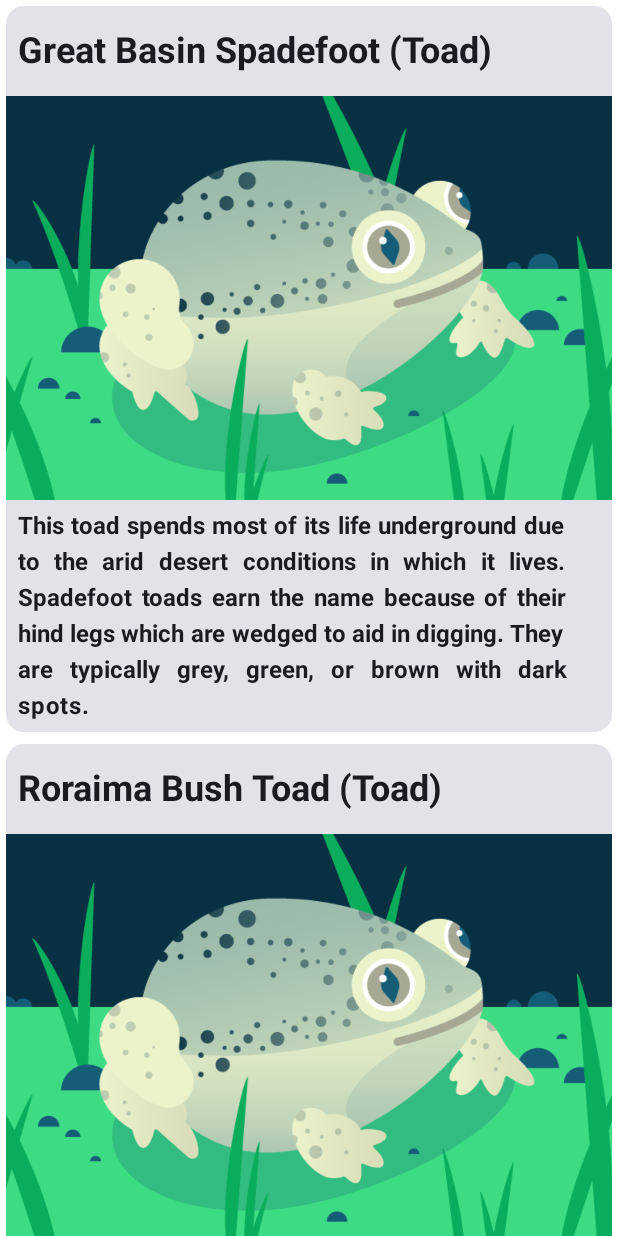
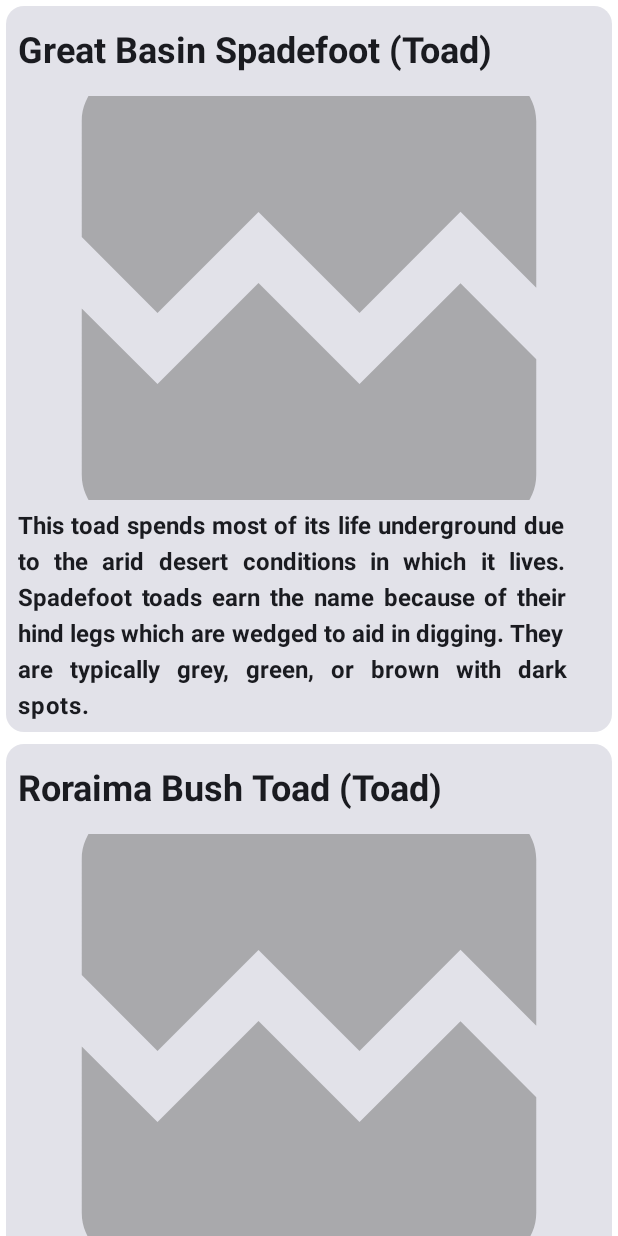
Before and after one commit to alexaleluia12/AmphibiansAPP, an Android app built with Jetpack Compose: the @Preview function AmphibiansScreenPreview, on a phone screen of 412 x 824 dp. Run offline under Robolectric (Android 15) with nearby library versions, the phone set to English and light mode, and no system bars; pictures from the network do not load.

Commit message:
adiciona coil

```diff
--- a/app/src/main/java/com/alexaleluia12/amphibians/ui/screen/AmphibiansScreen.kt
+++ b/app/src/main/java/com/alexaleluia12/amphibians/ui/screen/AmphibiansScreen.kt
@@ -5,6 +5,7 @@ import androidx.compose.foundation.Image
 import androidx.compose.foundation.layout.Column
 import androidx.compose.foundation.layout.aspectRatio
 import androidx.compose.foundation.layout.fillMaxSize
+import androidx.compose.foundation.layout.fillMaxWidth
 import androidx.compose.foundation.layout.padding
 import androidx.compose.foundation.lazy.LazyColumn
 import androidx.compose.foundation.lazy.items
@@ -17,6 +18,7 @@ import androidx.compose.runtime.Composable
 import androidx.compose.ui.Modifier
 import androidx.compose.ui.graphics.Color
 import androidx.compose.ui.layout.ContentScale
+import androidx.compose.ui.platform.LocalContext
 import androidx.compose.ui.res.painterResource
 import androidx.compose.ui.res.stringResource
 import androidx.compose.ui.text.font.FontSynthesis
@@ -26,6 +28,8 @@ import androidx.compose.ui.tooling.preview.Preview
 import androidx.compose.ui.unit.dp
 import androidx.compose.ui.unit.sp
 import androidx.lifecycle.viewmodel.compose.viewModel
+import coil.compose.AsyncImage
+import coil.request.ImageRequest
 import com.alexaleluia12.amphibians.R
 import com.alexaleluia12.amphibians.data.fakeAmphibians
 import com.alexaleluia12.amphibians.model.Amphibian
@@ -59,11 +63,13 @@ fun AmphibiansList(uiState: AmphibiansUiState) {
 
 @Composable
 fun LoadingScreen() {
+    // TODO usar img de loading
     Text("Carreando", style = MaterialTheme.typography.displayLarge)
 }
 
 @Composable
 fun ErrorScreen() {
+    // TODO usar img de quebrada
     Text("Erro ao buscar dados", style = MaterialTheme.typography.displayMedium)
 }
 
@@ -71,7 +77,6 @@ fun ErrorScreen() {
 fun AmphibiansScreen(amphibians: List<Amphibian>) {
     LazyColumn {
         items(items = amphibians, key = { item -> item.name }) {
-            // esta muito grando o gap, concertar depois TODO
             AmphibianCard(amphibian = it, modifier = Modifier.padding(4.dp) )
         }
     }
@@ -102,11 +107,18 @@ fun AmphibianCard(amphibian: Amphibian, modifier: Modifier = Modifier) {
                 style = MaterialTheme.typography.displaySmall,
                 modifier = Modifier.padding(8.dp)
             )
-            Image(
-                painter = painterResource(R.drawable.frog),
-                contentDescription = "Frog image",
+            AsyncImage(
+                model = ImageRequest.Builder(context = LocalContext.current)
+                    .crossfade(true)
+                    .data(amphibian.imgSrc)
+                    .build(),
+                placeholder = painterResource(R.drawable.loading_img),
+                error = painterResource(R.drawable.ic_broken_image),
+                contentDescription = stringResource(R.string.frog_description),
                 contentScale = ContentScale.Crop,
-                modifier = Modifier.aspectRatio(1.5f)
+                modifier = Modifier
+                    .aspectRatio(1.5f)
+                    .fillMaxWidth()
             )
             Text(
                 text = amphibian.description,
--- a/app/src/main/java/com/alexaleluia12/amphibians/ui/screen/AmphibiansViewModel.kt
+++ b/app/src/main/java/com/alexaleluia12/amphibians/ui/screen/AmphibiansViewModel.kt
@@ -40,15 +40,12 @@ class AmphibiansViewModel: ViewModel() {
         viewModelScope.launch {
             uiState = try {
                 val amphibians = amphibiansRepository.getAmphibians()
-                AmphibiansUiState.Success(
-                    amphibians.slice(0 .. 2)
-                )
+                AmphibiansUiState.Success(amphibians)
             } catch (e: IOException) {
                 Log.d(TAG, e.toString())
                 AmphibiansUiState.Error
             } catch (e: Exception) {
                 Log.d(TAG, e.toString())
-                Log.d(TAG, e.stackTraceToString())
                 AmphibiansUiState.Error
             }
 
--- a/app/src/main/res/values/strings.xml
+++ b/app/src/main/res/values/strings.xml
@@ -1,4 +1,5 @@
 <resources>
     <string name="app_name">Amphibians</string>
     <string name="card_amphibian_header">%s (%s)</string>
+    <string name="frog_description">Frog image</string>
 </resources>
```
